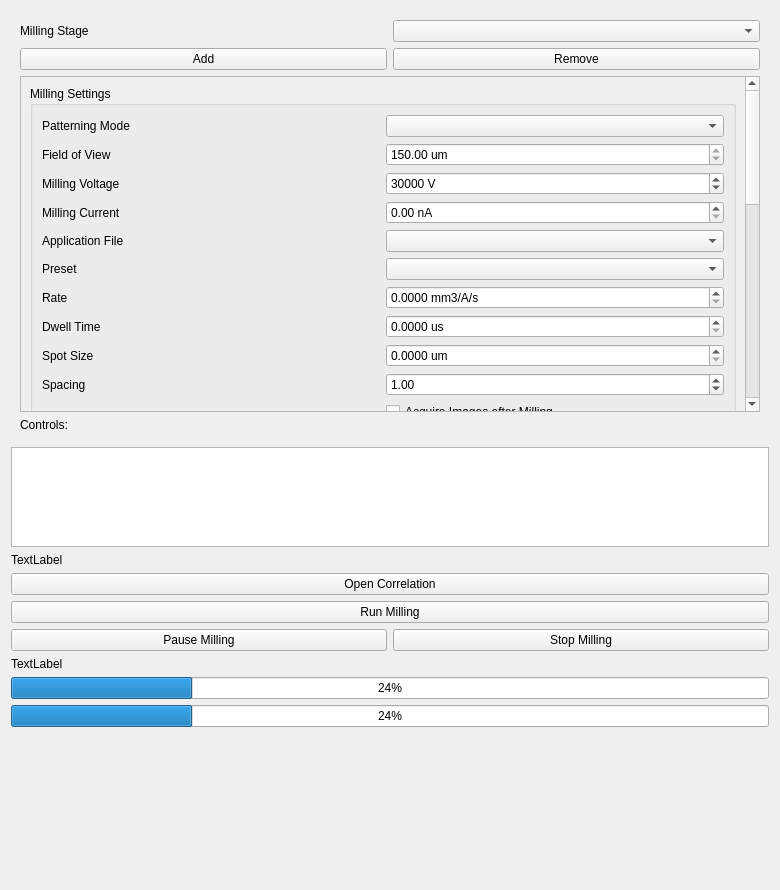
Old version of the form fibsem/ui/qtdesigner_files/FibsemMillingWidget.ui in the repository DeMarcoLab/fibsem.
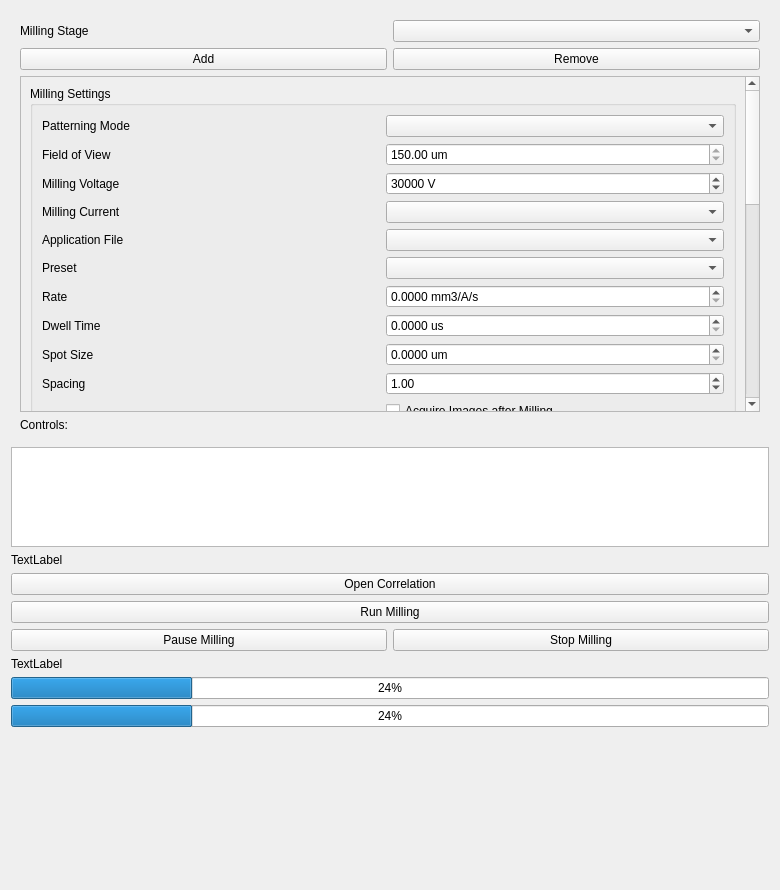
New version of the form.

Commit message: [fix] convert beam current from spinbox to combobox

Patch:
```diff
--- a/fibsem/ui/qtdesigner_files/FibsemMillingWidget.ui
+++ b/fibsem/ui/qtdesigner_files/FibsemMillingWidget.ui
@@ -120,7 +120,7 @@
            <x>0</x>
            <y>0</y>
            <width>728</width>
-           <height>1006</height>
+           <height>947</height>
           </rect>
          </property>
          <layout class="QGridLayout" name="gridLayout_2">
@@ -317,13 +317,6 @@
                </property>
               </widget>
              </item>
-             <item row="3" column="1">
-              <widget class="QDoubleSpinBox" name="doubleSpinBox_milling_current">
-               <property name="suffix">
-                <string> nA</string>
-               </property>
-              </widget>
-             </item>
              <item row="11" column="1">
               <widget class="QCheckBox" name="checkBox_milling_acquire_images">
                <property name="text">
@@ -331,6 +324,9 @@
                </property>
               </widget>
              </item>
+             <item row="3" column="1">
+              <widget class="QComboBox" name="comboBox_milling_current"/>
+             </item>
             </layout>
            </widget>
           </item>
```
The commit also changes 3 other files.
